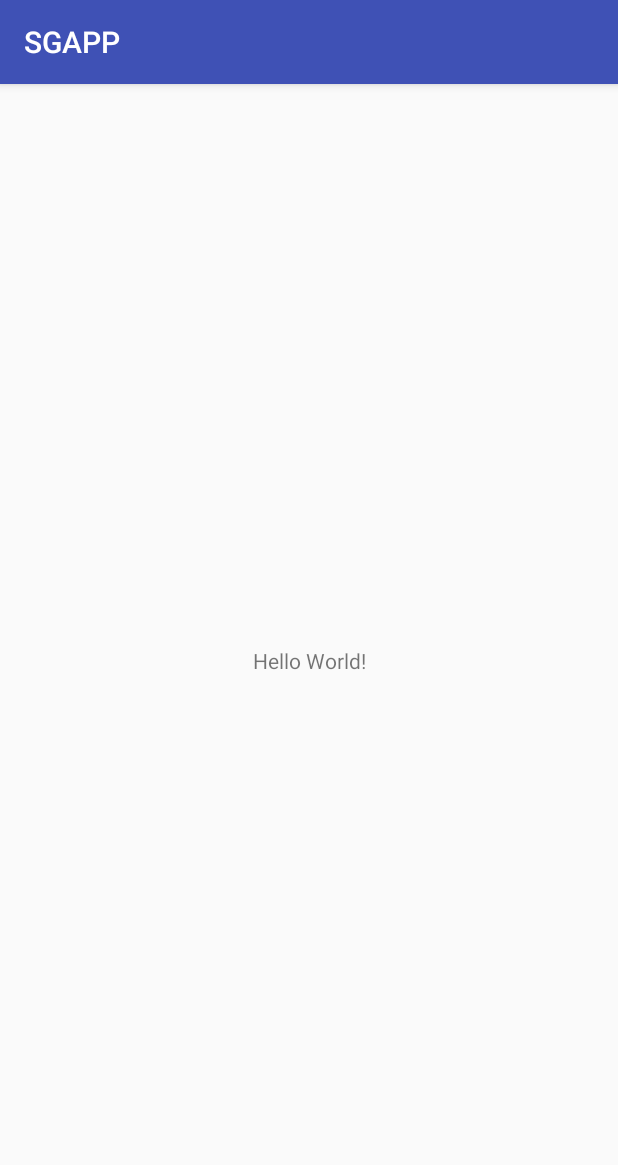
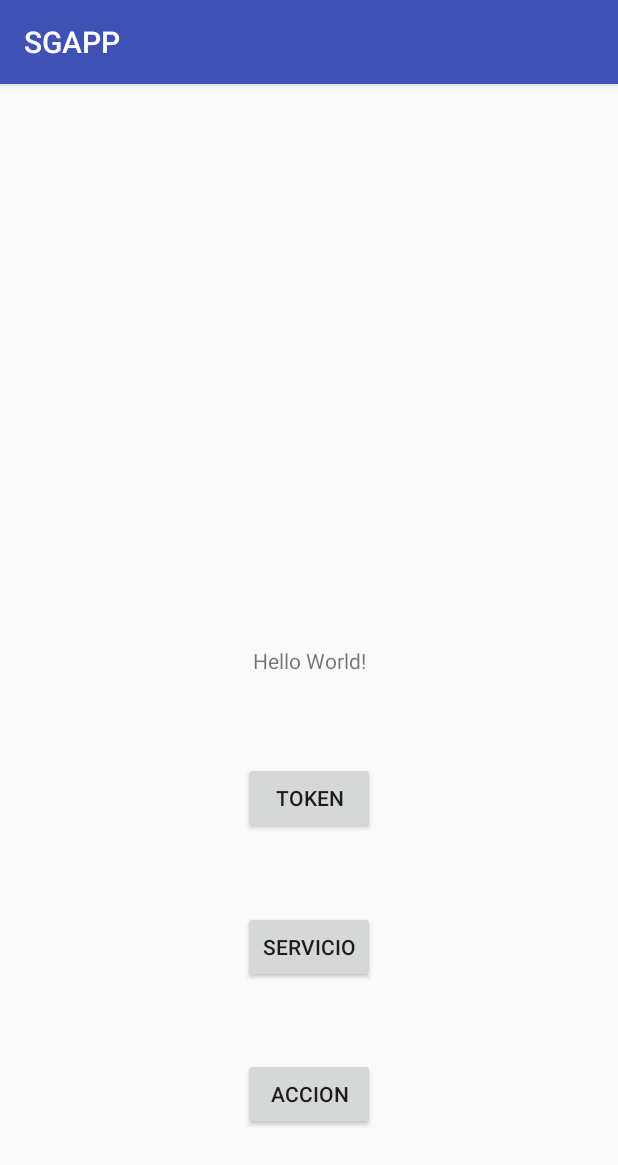
Before and after one commit to alvaro051092/SGAPP, an Android app: the screen it shows after launch (MainActivity), on a phone screen of 412 x 824 dp. Shown: the top 1165 px of the screen. Run offline under Robolectric (Android 15) with nearby library versions, the phone set to English and light mode, and no system bars.

Commit message:
Servicios

```diff
--- a/app/build.gradle
+++ b/app/build.gradle
@@ -20,7 +20,7 @@ android {
 }
 
 dependencies {
-    compile fileTree(dir: 'libs', include: ['*.jar'])
+    compile fileTree(include: ['*.jar'], dir: 'libs')
     androidTestCompile('com.android.support.test.espresso:espresso-core:2.2.2', {
         exclude group: 'com.android.support', module: 'support-annotations'
     })
@@ -29,6 +29,7 @@ dependencies {
     compile 'com.google.firebase:firebase-messaging:10.0.1'
     compile 'com.firebase:firebase-jobdispatcher:0.6.0'
     testCompile 'junit:junit:4.12'
+    compile files('libs/ksoap2-android-assembly-2.5.8-jar-with-dependencies.jar')
 }
 
 apply plugin: 'com.google.gms.google-services'
--- a/app/src/main/java/uy/edu/ctc/sgapp/user_interface/MainActivity.java
+++ b/app/src/main/java/uy/edu/ctc/sgapp/user_interface/MainActivity.java
@@ -2,15 +2,70 @@ package uy.edu.ctc.sgapp.user_interface;
 
 import android.support.v7.app.AppCompatActivity;
 import android.os.Bundle;
+import android.util.Log;
+import android.view.View;
+import android.widget.Button;
+import android.widget.Toast;
+
+import com.google.firebase.iid.FirebaseInstanceId;
 
 import uy.edu.ctc.sgapp.R;
+import uy.edu.ctc.sgapp.logica.Seguridad;
+import uy.edu.ctc.sgapp.web_service.ws_login;
 
 public class MainActivity extends AppCompatActivity {
+    private static final String TAG = "MainActivity";
 
     @Override
     protected void onCreate(Bundle savedInstanceState) {
         super.onCreate(savedInstanceState);
         setContentView(R.layout.activity_main);
 
+        Button btnFirebase = (Button) findViewById(R.id.btn_getToken);
+        Button btnServicio = (Button) findViewById(R.id.btn_ConsumirServicio);
+        Button btnAccion   = (Button) findViewById(R.id.btn_Accion);
+
+        btnFirebase.setOnClickListener(new View.OnClickListener() {
+            @Override
+            public void onClick(View view) {
+                Log.e(TAG, "cargando");
+
+                String refreshedToken = FirebaseInstanceId.getInstance().getToken();
+                Log.e(TAG, "Refreshed token: " + refreshedToken);
+
+                Toast.makeText(getApplicationContext(), "Refreshed token: " + refreshedToken, Toast.LENGTH_LONG).show();
+            }
+        });
+
+        btnServicio.setOnClickListener(new View.OnClickListener() {
+            @Override
+            public void onClick(View view) {
+                ws_login login = new ws_login();
+                login.execute();
+            }
+        });
+
+        btnAccion.setOnClickListener(new View.OnClickListener() {
+            @Override
+            public void onClick(View view) {
+                String texto = "alvaro";
+
+                try {
+                    String encriptado = Seguridad.GetInstancia().crypt(texto);
+
+                    Toast.makeText(getApplicationContext(), "Encriptado: " + encriptado, Toast.LENGTH_SHORT).show();
+
+                    String desencriptado = Seguridad.GetInstancia().decrypt(encriptado, "a#!?d./*@@^^''_a", "-KeY!!AD#AM!!KeY");
+
+                    Toast.makeText(getApplicationContext(), "Desencriptado: " + desencriptado, Toast.LENGTH_SHORT).show();
+
+
+                } catch (Exception e) {
+                    e.printStackTrace();
+                }
+            }
+        });
+
+
     }
 }
--- a/app/src/main/res/layout/activity_main.xml
+++ b/app/src/main/res/layout/activity_main.xml
@@ -15,4 +15,37 @@
         app:layout_constraintRight_toRightOf="parent"
         app:layout_constraintTop_toTopOf="parent" />
 
+    <Button
+        android:id="@+id/btn_getToken"
+        android:layout_width="wrap_content"
+        android:layout_height="wrap_content"
+        android:text="Token"
+        app:layout_constraintBottom_toBottomOf="parent"
+        app:layout_constraintLeft_toLeftOf="parent"
+        app:layout_constraintRight_toRightOf="parent"
+        app:layout_constraintTop_toTopOf="parent"
+        app:layout_constraintVertical_bias="0.628" />
+
+    <Button
+        android:id="@+id/btn_ConsumirServicio"
+        android:layout_width="wrap_content"
+        android:layout_height="wrap_content"
+        android:text="Servicio"
+        app:layout_constraintBottom_toBottomOf="parent"
+        app:layout_constraintLeft_toLeftOf="parent"
+        app:layout_constraintRight_toRightOf="parent"
+        app:layout_constraintTop_toTopOf="parent"
+        app:layout_constraintVertical_bias="0.766" />
+
+    <Button
+        android:id="@+id/btn_Accion"
+        android:layout_width="wrap_content"
+        android:layout_height="wrap_content"
+        android:text="Accion"
+        app:layout_constraintBottom_toBottomOf="parent"
+        app:layout_constraintLeft_toLeftOf="parent"
+        app:layout_constraintRight_toRightOf="parent"
+        app:layout_constraintTop_toTopOf="parent"
+        app:layout_constraintVertical_bias="0.902" />
+
 </android.support.constraint.ConstraintLayout>
```
Also changed, not shown: app/src/main/AndroidManifest.xml (+8 -0 lines), app/src/main/java/uy/edu/ctc/sgapp/SDT/SDT_NotificacionDato.java (added, +24 -0 lines), app/src/main/java/uy/edu/ctc/sgapp/logica/Seguridad.java (added, +158 -0 lines), app/src/main/java/uy/edu/ctc/sgapp/notificacion/MyFirebaseMessagingService.java (+13 -1 lines), app/src/main/java/uy/edu/ctc/sgapp/web_service/ws_login.java (added, +156 -0 lines), app/libs/ksoap2-android-assembly-2.5.8-jar-with-dependencies.jar (added).
